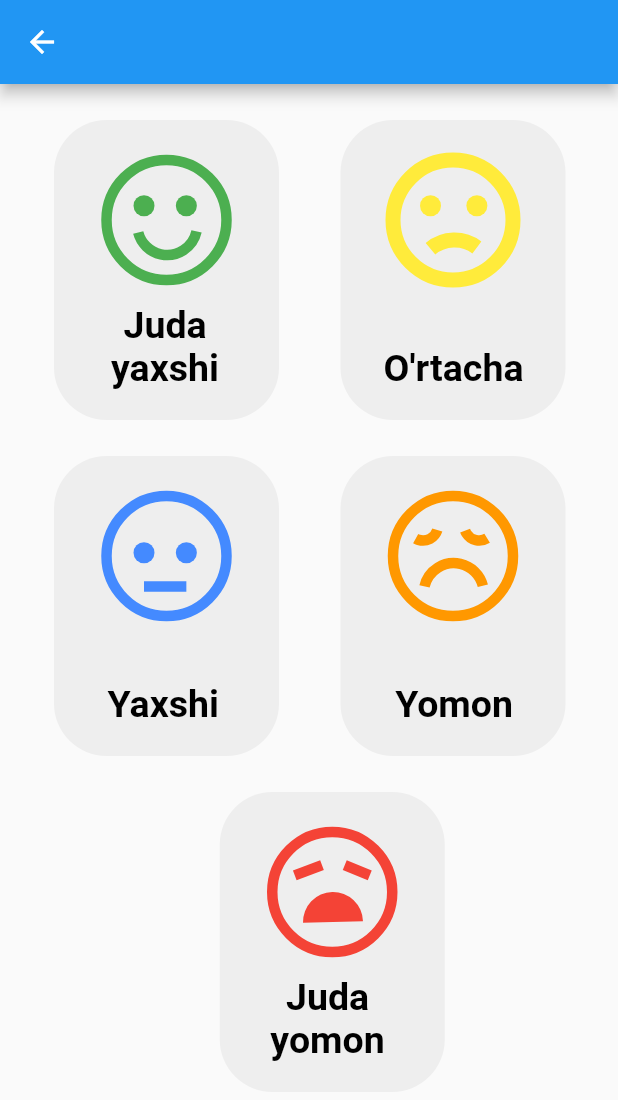
After one commit to ShohjahonMurodov/default_homework_project, a Flutter app: the screen it shows after launch, after a tap on "Smile painter", on a phone screen of 412 x 824 dp. The commit adds this screen. Shown: the top 1100 px of the screen. Run offline on Flutter 3.47's test engine with Material 3 defaults, Android fonts, the phone set to English and light mode, and no system bars; our stand-ins replace flutter_screenutil, shared_preferences.

Commit message:
Smile lar tugadi :)

```diff
--- a/lib/controller_screen.dart
+++ b/lib/controller_screen.dart
@@ -1,6 +1,7 @@
 import 'package:flutter/material.dart';
 import 'package:flutter_screenutil/flutter_screenutil.dart';
 import 'package:homework/screens/flag_screen.dart';
+import 'package:homework/screens/smile_screen.dart';
 import 'package:homework/screens/snowball_screen.dart';
 import 'package:homework/screens/wave_screen.dart';
 import 'package:homework/utils/size_utils.dart';
@@ -110,6 +111,35 @@ class _ControllerScreenState extends State<ControllerScreen> {
                 ),
               ),
             ),
+            10.getH(),
+            SizedBox(
+              width: double.infinity,
+              child: TextButton(
+                style: TextButton.styleFrom(
+                  padding: EdgeInsets.symmetric(vertical: 15.h),
+                  backgroundColor: Colors.grey,
+                  shape: RoundedRectangleBorder(
+                    borderRadius: BorderRadius.circular(20.r),
+                  ),
+                ),
+                onPressed: () {
+                  Navigator.push(
+                    context,
+                    MaterialPageRoute(
+                      builder: (context) => const SmileScreen(),
+                    ),
+                  );
+                },
+                child: Text(
+                  "Smile painter",
+                  style: TextStyle(
+                    color: Colors.white,
+                    fontSize: 20.sp,
+                    fontWeight: FontWeight.w400,
+                  ),
+                ),
+              ),
+            ),
           ],
         ),
       ),
--- /dev/null
+++ b/lib/screens/smile_screen.dart
@@ -0,0 +1,341 @@
+import 'dart:math';
+import 'package:flutter/material.dart';
+
+class SmileScreen extends StatefulWidget {
+  const SmileScreen({super.key});
+
+  @override
+  State<SmileScreen> createState() => _SmileScreenState();
+}
+
+class _SmileScreenState extends State<SmileScreen> {
+  @override
+  Widget build(BuildContext context) {
+    return Scaffold(
+      appBar: AppBar(),
+      body: Center(
+        child: Column(
+          children: [
+            const SizedBox(
+              height: 24,
+            ),
+            Row(
+              children: [
+                Stack(
+                  children: [
+                    Container(
+                      margin: const EdgeInsets.only(left: 36, right: 5),
+                      width: 150,
+                      height: 200,
+                      decoration: BoxDecoration(
+                        color: Colors.grey.shade200,
+                        borderRadius: BorderRadius.circular(35),
+                      ),
+                      child: CustomPaint(
+                        size: const Size(60, 60),
+                        painter: SmilePainter(sweepAngle: 3.4 * pi / 4),
+                      ),
+                    ),
+                    const Positioned(
+                      bottom: 20,
+                      right: 45,
+                      child: Text(
+                        textAlign: TextAlign.center,
+                        "Juda\nyaxshi",
+                        style: TextStyle(
+                          color: Colors.black,
+                          fontSize: 25,
+                          fontWeight: FontWeight.w700,
+                        ),
+                      ),
+                    ),
+                  ],
+                ),
+                Stack(
+                  children: [
+                    Container(
+                      margin: const EdgeInsets.only(left: 36, right: 5),
+                      width: 150,
+                      height: 200,
+                      decoration: BoxDecoration(
+                        color: Colors.grey.shade200,
+                        borderRadius: BorderRadius.circular(35),
+                      ),
+                      child: CustomPaint(
+                        size: const Size(60, 60),
+                        painter: AveragePainter(sweepAngle: 1.7 * pi / 4),
+                      ),
+                    ),
+                    const Positioned(
+                      bottom: 20,
+                      right: 33,
+                      child: Text(
+                        textAlign: TextAlign.center,
+                        "O'rtacha",
+                        style: TextStyle(
+                          color: Colors.black,
+                          fontSize: 25,
+                          fontWeight: FontWeight.w700,
+                        ),
+                      ),
+                    ),
+                  ],
+                ),
+              ],
+            ),
+            const SizedBox(
+              height: 24,
+            ),
+            Row(
+              children: [
+                Stack(
+                  children: [
+                    Container(
+                      margin: const EdgeInsets.only(left: 36, right: 5),
+                      width: 150,
+                      height: 200,
+                      decoration: BoxDecoration(
+                        color: Colors.grey.shade200,
+                        borderRadius: BorderRadius.circular(35),
+                      ),
+                      child: CustomPaint(
+                        size: const Size(60, 60),
+                        painter: GoodPainter(),
+                      ),
+                    ),
+                    const Positioned(
+                      bottom: 20,
+                      right: 45,
+                      child: Text(
+                        textAlign: TextAlign.center,
+                        "Yaxshi",
+                        style: TextStyle(
+                          color: Colors.black,
+                          fontSize: 25,
+                          fontWeight: FontWeight.w700,
+                        ),
+                      ),
+                    ),
+                  ],
+                ),
+                Stack(
+                  children: [
+                    Container(
+                      margin: const EdgeInsets.only(left: 36, right: 5),
+                      width: 150,
+                      height: 200,
+                      decoration: BoxDecoration(
+                        color: Colors.grey.shade200,
+                        borderRadius: BorderRadius.circular(35),
+                      ),
+                      child: CustomPaint(
+                        size: const Size(60, 60),
+                        painter: BadPainter(
+                            mouseSweepAngle: 3.4 * pi / 4,
+                            eyeSweepAngle: 3.4 * pi / 6),
+                      ),
+                    ),
+                    const Positioned(
+                      bottom: 20,
+                      right: 40,
+                      child: Text(
+                        textAlign: TextAlign.center,
+                        "Yomon",
+                        style: TextStyle(
+                          color: Colors.black,
+                          fontSize: 25,
+                          fontWeight: FontWeight.w700,
+                        ),
+                      ),
+                    ),
+                  ],
+                ),
+              ],
+            ),
+            const SizedBox(
+              height: 24,
+            ),
+            Center(
+              child: Stack(
+                children: [
+                  Container(
+                    margin: const EdgeInsets.only(left: 36, right: 5),
+                    width: 150,
+                    height: 200,
+                    decoration: BoxDecoration(
+                      color: Colors.grey.shade200,
+                      borderRadius: BorderRadius.circular(35),
+                    ),
+                    child: CustomPaint(
+                      size: const Size(60, 60),
+                      painter: TooBadPainter(sweepAngle: 3 * pi / 3),
+                    ),
+                  ),
+                  const Positioned(
+                    bottom: 20,
+                    right: 45,
+                    child: Text(
+                      textAlign: TextAlign.center,
+                      "Juda\nyomon",
+                      style: TextStyle(
+                        color: Colors.black,
+                        fontSize: 25,
+                        fontWeight: FontWeight.w700,
+                      ),
+                    ),
+                  ),
+                ],
+              ),
+            ),
+          ],
+        ),
+      ),
+    );
+  }
+}
+
+class SmilePainter extends CustomPainter {
+  SmilePainter({required this.sweepAngle});
+
+  final double sweepAngle;
+
+  @override
+  void paint(Canvas canvas, Size size) {
+    Rect rect = Offset(size.width * 0.37, size.height / 4) & const Size(40, 40);
+    const startAngle = 6.5;
+
+    Paint paint = Paint();
+
+    paint.color = Colors.green;
+    paint.style = PaintingStyle.stroke;
+    paint.strokeWidth = 7;
+
+    canvas.drawCircle(Offset(size.width / 2, size.height / 3), 40, paint);
+    canvas.drawCircle(Offset(size.width / 2.5, size.height / 3.5), 7,
+        Paint()..color = Colors.green);
+    canvas.drawCircle(Offset(size.width / 1.7, size.height / 3.5), 7,
+        Paint()..color = Colors.green);
+
+    canvas.drawArc(rect, startAngle, sweepAngle, false, paint);
+  }
+
+  @override
+  bool shouldRepaint(covariant CustomPainter oldDelegate) => true;
+}
+
+class GoodPainter extends CustomPainter {
+  @override
+  void paint(Canvas canvas, Size size) {
+    Paint paint = Paint();
+
+    paint.color = Colors.blueAccent;
+    paint.style = PaintingStyle.stroke;
+    paint.strokeWidth = 7;
+
+    canvas.drawCircle(Offset(size.width / 2, size.height / 3), 40, paint);
+    canvas.drawCircle(Offset(size.width / 2.5, size.height / 3.1), 7,
+        Paint()..color = Colors.blueAccent);
+    canvas.drawCircle(Offset(size.width / 1.7, size.height / 3.1), 7,
+        Paint()..color = Colors.blueAccent);
+
+    canvas.drawLine(Offset(size.width / 2.5, size.height / 2.3),
+        Offset(size.width / 1.7, size.height / 2.3), paint);
+  }
+
+  @override
+  bool shouldRepaint(covariant CustomPainter oldDelegate) => true;
+}
+
+class AveragePainter extends CustomPainter {
+  AveragePainter({required this.sweepAngle});
+
+  final double sweepAngle;
+
+  @override
+  void paint(Canvas canvas, Size size) {
+    Rect rect =
+        Offset(size.width * 0.34, size.height / 2.5) & const Size(50, 50);
+    const startAngle = 10.3;
+
+    Paint paint = Paint();
+
+    paint.color = Colors.yellow;
+    paint.style = PaintingStyle.stroke;
+    paint.strokeWidth = 10;
+
+    canvas.drawCircle(Offset(size.width / 2, size.height / 3), 40, paint);
+    canvas.drawCircle(Offset(size.width / 2.5, size.height / 3.5), 7,
+        Paint()..color = Colors.yellow);
+    canvas.drawCircle(Offset(size.width / 1.65, size.height / 3.5), 7,
+        Paint()..color = Colors.yellow);
+    canvas.drawArc(rect, startAngle, sweepAngle, false, paint);
+  }
+
+  @override
+  bool shouldRepaint(covariant CustomPainter oldDelegate) => true;
+}
+
+class BadPainter extends CustomPainter {
+  BadPainter({required this.mouseSweepAngle, required this.eyeSweepAngle});
+
+  final double mouseSweepAngle;
+  final double eyeSweepAngle;
+
+  @override
+  void paint(Canvas canvas, Size size) {
+    Rect rect =
+        Offset(size.width * 0.37, size.height / 2.8) & const Size(40, 40);
+    const startAngle = 9.65;
+
+    Rect eyeRect1 =
+        Offset(size.width * 0.3, size.height / 5.5) & const Size(20, 20);
+    const eyeStartAngle1 = 0.3;
+
+    Rect eyeRect2 =
+        Offset(size.width * 0.55, size.height / 5.5) & const Size(20, 20);
+    const eyeStartAngle2 = 7.3;
+
+    Paint paint = Paint();
+
+    paint.color = Colors.orange;
+    paint.style = PaintingStyle.stroke;
+    paint.strokeWidth = 7;
+
+    canvas.drawCircle(Offset(size.width / 2, size.height / 3), 40, paint);
+    canvas.drawArc(rect, startAngle, mouseSweepAngle, false, paint);
+    canvas.drawArc(eyeRect1, eyeStartAngle1, eyeSweepAngle, false, paint);
+    canvas.drawArc(eyeRect2, eyeStartAngle2, eyeSweepAngle, false, paint);
+  }
+
+  @override
+  bool shouldRepaint(covariant CustomPainter oldDelegate) => true;
+}
+
+class TooBadPainter extends CustomPainter {
+  TooBadPainter({required this.sweepAngle});
+
+  final double sweepAngle;
+
+  @override
+  void paint(Canvas canvas, Size size) {
+    Rect rect = Offset(size.width * 0.37, size.height / 3) & const Size(40, 40);
+    const startAngle = 9.4;
+
+    Paint paint = Paint();
+
+    paint.color = Colors.red;
+    paint.style = PaintingStyle.stroke;
+    paint.strokeWidth = 7;
+
+    canvas.drawCircle(Offset(size.width / 2, size.height / 3), 40, paint);
+    canvas.drawArc(
+        rect, startAngle, sweepAngle, false, Paint()..color = Colors.red);
+    canvas.drawLine(Offset(size.width / 3.0, size.height / 3.6),
+        Offset(size.width / 2.2, size.height / 4.1), paint);
+    canvas.drawLine(Offset(size.width / 1.8, size.height / 4.1),
+        Offset(size.width / 1.5, size.height / 3.6), paint);
+  }
+
+  @override
+  bool shouldRepaint(covariant CustomPainter oldDelegate) => true;
+}
```
